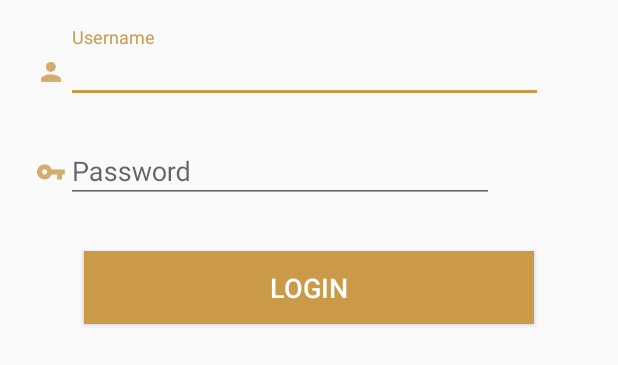
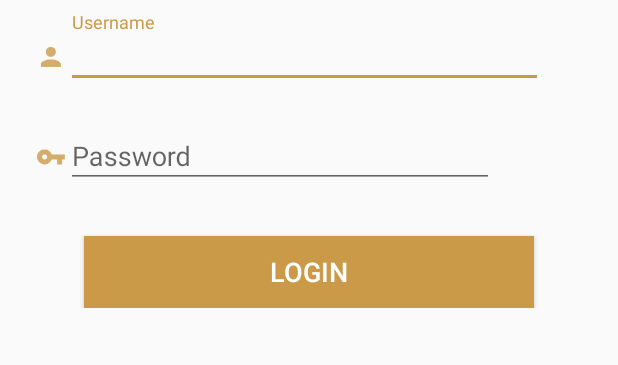
Before and after one commit to abel06/MarketSpiral, an Android app: the layout login_layout.xml on its own in the app's theme, with its tools: preview values and no code run, on a phone screen of 412 x 824 dp. Shown: the top 365 px of the screen. Run offline under Robolectric (Android 15) with nearby library versions, the phone set to English and light mode, and no system bars.

Commit message:
no change

```diff
--- a/app/src/main/res/layout/description_card.xml
+++ b/app/src/main/res/layout/description_card.xml
@@ -310,7 +310,7 @@
                         android:textSize="10sp" />
 
                     <TextView
-                        android:id="@+id/price_tv"
+                        android:id="@+id/buildup_tv"
                         android:layout_width="wrap_content"
                         android:layout_height="wrap_content"
                         android:layout_marginTop="8dp"
--- a/app/src/main/res/layout/login_layout.xml
+++ b/app/src/main/res/layout/login_layout.xml
@@ -12,8 +12,8 @@
         android:orientation="vertical"
         android:paddingLeft="24dp"
         android:paddingRight="24dp"
-        android:paddingTop="10dp"
-        android:weightSum="1">
+        android:paddingTop="0dp"
+        android:weightSum="0">
 
         <!-- <ImageView android:src="@drawable/logo"
         android:layout_width="wrap_content"
@@ -48,6 +48,7 @@
                     android:inputType="textPersonName" />
             </android.support.design.widget.TextInputLayout>
         </LinearLayout>
+
         <LinearLayout
             android:layout_width="match_parent"
             android:layout_height="wrap_content">
@@ -80,20 +81,14 @@
             android:layout_width="300dp"
             android:layout_height="wrap_content"
             android:layout_gravity="center"
-            android:layout_marginBottom="24dp"
+            android:layout_marginBottom="0dp"
             android:layout_marginTop="24dp"
             android:background="#CA9A48"
-            android:padding="12dp"
+            android:padding="0dp"
             android:text="Login"
             android:textColor="#ffffff"
             android:textSize="18sp" />
 
-        <LinearLayout
-            android:layout_width="match_parent"
-            android:layout_height="match_parent"
-            android:orientation="horizontal">
-
-        </LinearLayout>
 
     </LinearLayout>
 </LinearLayout>
```
Also changed, not shown: app/src/main/res/layout/activity_login.xml (+34 -0 lines). Lines whose indentation alone changed are shown as unchanged.
